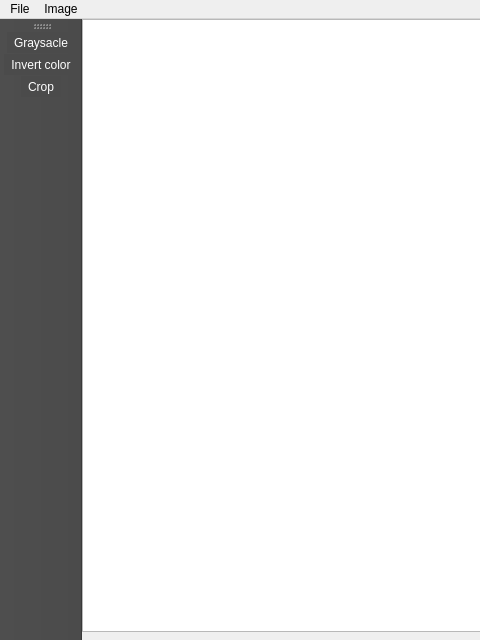
Before: the Qt Designer form Painter/mainwindow.ui in VeselAbaya/qt-learning, drawn with Qt 5; both pictures show x 0 to 480 and y 0 to 640 of the 1070 by 640 pixel window.
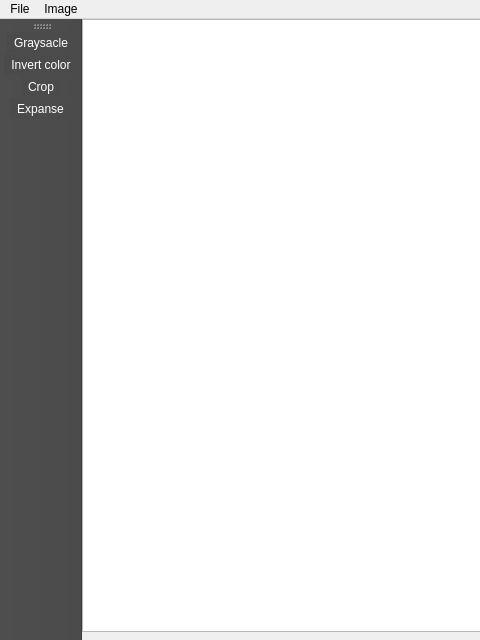
After: the same form once the commit is applied.

Commit message: expanse dialog have been added; set title on expase adn crop dialog; delete MICROSOFT_PPM

What changed in the file:
```diff
--- a/Painter/mainwindow.ui
+++ b/Painter/mainwindow.ui
@@ -77,6 +77,7 @@
    <addaction name="actioncoordinates_gray"/>
    <addaction name="actioncoordinates_invert"/>
    <addaction name="actionCrop_3"/>
+   <addaction name="actionExpanse"/>
   </widget>
   <action name="actionSave">
    <property name="text">
@@ -164,6 +165,14 @@
     <string>Ctrl+C</string>
    </property>
   </action>
+  <action name="actionExpanse">
+   <property name="text">
+    <string>Expanse</string>
+   </property>
+   <property name="shortcut">
+    <string>Ctrl+E</string>
+   </property>
+  </action>
  </widget>
  <layoutdefault spacing="6" margin="11"/>
  <resources/>
```
Left out of the diff: 1 changed line with no effect on the pictures. The commit also changes 15 other files.
